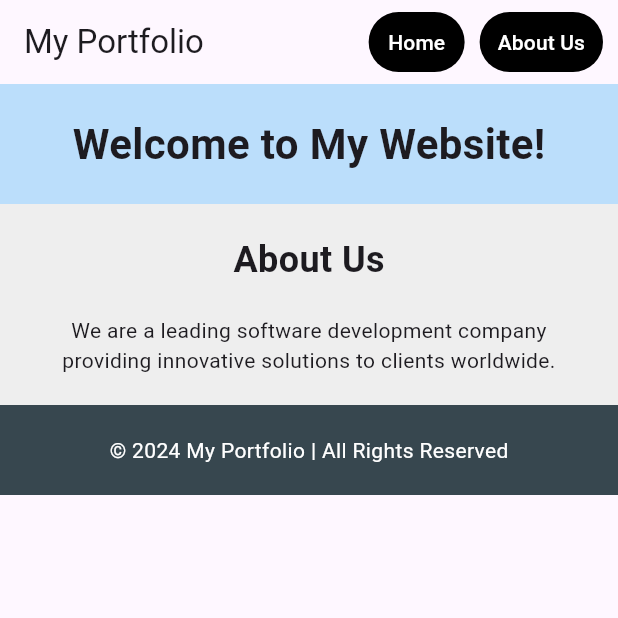
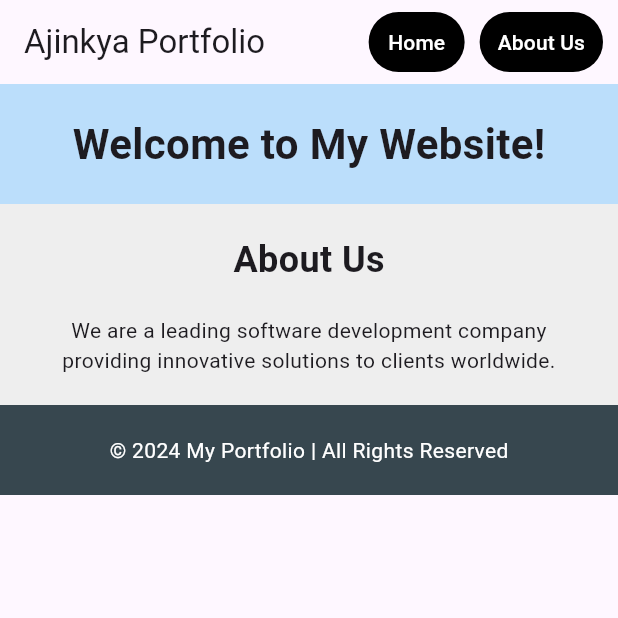
Before and after one commit to Ajinkya-Fermion/webtest_flutter, a Flutter app: the screen it shows after launch, on a phone screen of 412 x 824 dp, the top half of it. Run offline on Flutter 3.47's test engine with Material 3 defaults, Android fonts, the phone set to English and light mode, and no system bars.

Commit message:
- Changed "My" to "Ajinkya" in line no.30 main.dart.

```diff
--- a/lib/main.dart
+++ b/lib/main.dart
@@ -27,7 +27,7 @@ class HomePage extends StatelessWidget {
   Widget build(BuildContext context) {
     return Scaffold(
       appBar: AppBar(
-        title: const Text('My Portfolio'),
+        title: const Text('Ajinkya Portfolio'),
         actions: [
           TextButton(
             style: TextButton.styleFrom(
```
